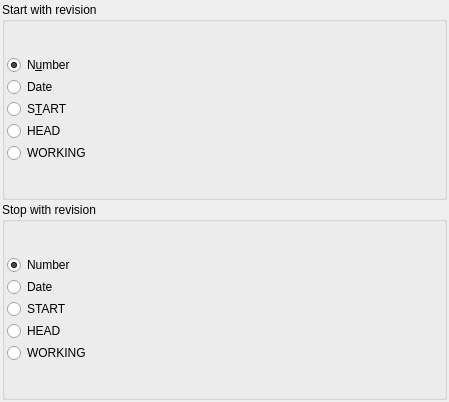
Old version of the form src/svnfrontend/fronthelpers/rangeinput.ui in the repository KDE/kdesvn.
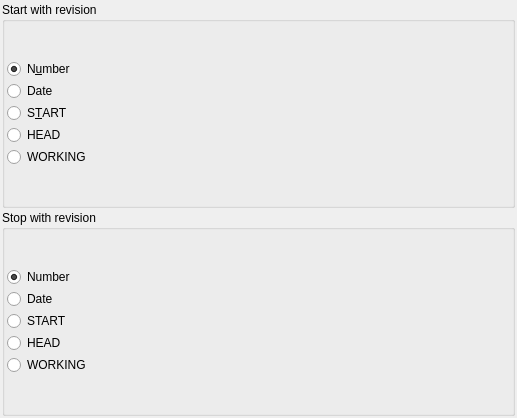
New version of the form. Custom widgets are drawn as their Qt base class.

Commit message: * some actions enabled when only in left panel an item is selected  * fixed size of mergerange input widget

What changed in the file:
```diff
--- a/src/svnfrontend/fronthelpers/rangeinput.ui
+++ b/src/svnfrontend/fronthelpers/rangeinput.ui
@@ -1,15 +1,21 @@
 <ui version="4.0" >
  <class>RangeInput</class>
- <widget class="QWidget" name="RangeInput" >
-  <property name="geometry" >
+ <widget class="QWidget" name="RangeInput">
+  <property name="geometry">
    <rect>
     <x>0</x>
     <y>0</y>
-    <width>449</width>
-    <height>402</height>
+    <width>517</width>
+    <height>418</height>
    </rect>
   </property>
-  <property name="windowTitle" >
+  <property name="minimumSize">
+   <size>
+    <width>517</width>
+    <height>0</height>
+   </size>
+  </property>
+  <property name="windowTitle">
    <string>Revisions</string>
   </property>
   <layout class="QVBoxLayout" name="verticalLayout_3" >
@@ -158,7 +164,7 @@
    </item>
   </layout>
  </widget>
- <layoutdefault spacing="2" margin="2" />
+ <layoutdefault spacing="2" margin="2"/>
  <customwidgets>
   <customwidget>
    <class>KDateTimeWidget</class>
```
Left out of the diff: 152 changed lines with no effect on the pictures. The commit also changes 3 other files.
